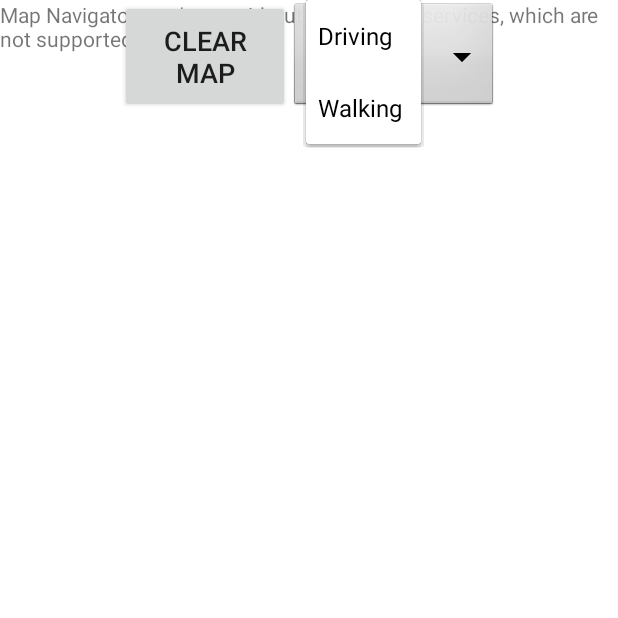
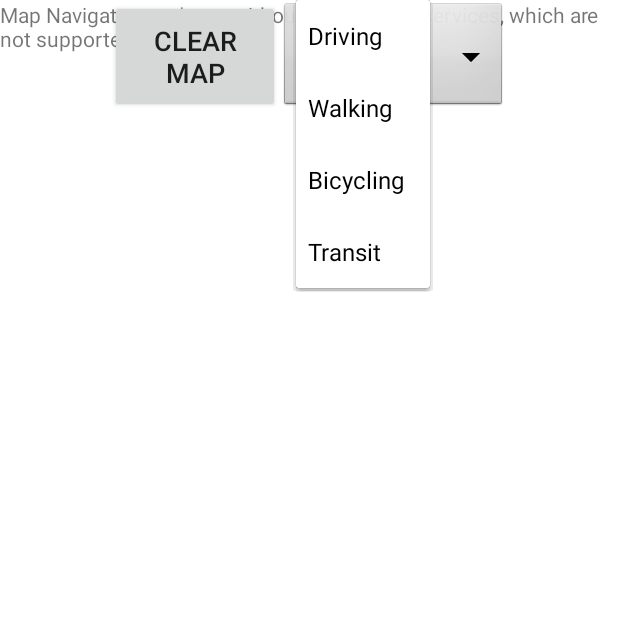
Before and after one commit to Chris-Archive/MapNavigator, an Android app: the screen it shows after launch (MapsActivity), after a tap on "Driving", on a phone screen of 412 x 824 dp, the top half of it. Run offline under Robolectric (Android 15) with nearby library versions, the phone set to English and light mode, and no system bars.

Commit message:
Added Menu for Travel Modes
Added a travel mode menu, with the options of driving, walking, cycling, and transit.

```diff
--- a/app/src/main/java/com/example/mapnavigator/MapsActivity.java
+++ b/app/src/main/java/com/example/mapnavigator/MapsActivity.java
@@ -71,6 +71,7 @@ public class MapsActivity extends FragmentActivity implements OnMapReadyCallback
 
         locationManager = (LocationManager)getSystemService(LOCATION_SERVICE);
 
+        //Check if the user has granted the appropriate permissions
         if(ActivityCompat.checkSelfPermission(MapsActivity.this,
                 Manifest.permission.ACCESS_FINE_LOCATION) == PackageManager.PERMISSION_GRANTED){
 
@@ -216,7 +217,7 @@ public class MapsActivity extends FragmentActivity implements OnMapReadyCallback
     //TODO: Refactor into Spinner class
     private void setSpinners(){
         final Spinner travel_method_menu = findViewById(R.id.travel_method_menu_spinner);
-        String[] travel_methods = {"Driving", "Walking"};
+        String[] travel_methods = {"Driving", "Walking", "Bicycling", "Transit"};
         ArrayAdapter<String> adapter = new ArrayAdapter<>(MapsActivity.this, R.layout.travel_method_list, travel_methods);
 
         adapter.setDropDownViewResource(androidx.appcompat.R.layout.support_simple_spinner_dropdown_item);
@@ -228,14 +229,13 @@ public class MapsActivity extends FragmentActivity implements OnMapReadyCallback
             @Override
             public void onItemSelected(AdapterView<?> adapterView, View view, int i, long l) {
                 routeMode = adapterView.getItemAtPosition(i).toString();
+                Toast.makeText(MapsActivity.this, routeMode, Toast.LENGTH_SHORT).show();
                 routeMode = routeMode.toLowerCase();
-                Log.d("onItemSelected", routeMode);
-                Toast.makeText(MapsActivity.this, routeMode, Toast.LENGTH_SHORT).show();
             }
 
             @Override
             public void onNothingSelected(AdapterView<?> adapterView) {
-
+                routeMode = "driving";
             }
         });
     }
--- a/app/src/main/res/layout/activity_maps.xml
+++ b/app/src/main/res/layout/activity_maps.xml
@@ -26,7 +26,7 @@
 
         <Spinner
             android:id="@+id/travel_method_menu_spinner"
-            android:layout_width="22mm"
+            android:layout_width="24mm"
             android:layout_height="12mm"
             android:background="@android:drawable/btn_dropdown" />
     </LinearLayout>
```
